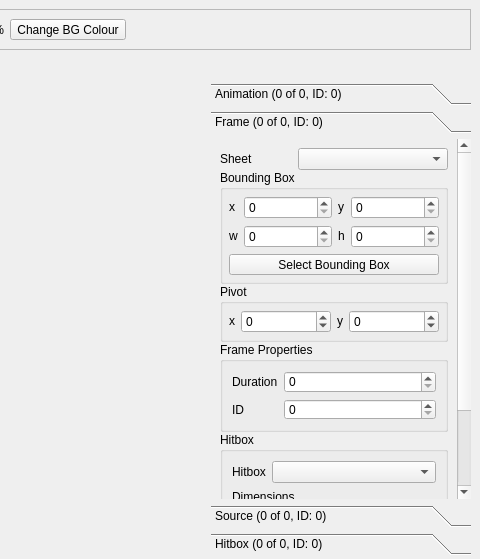
RSDKModding/RetroED, file RetroEDv2/tools/animationeditor.ui: the form before one commit; both pictures show x 686 to 1166 and y 0 to 559 of the 1166 by 766 pixel window.
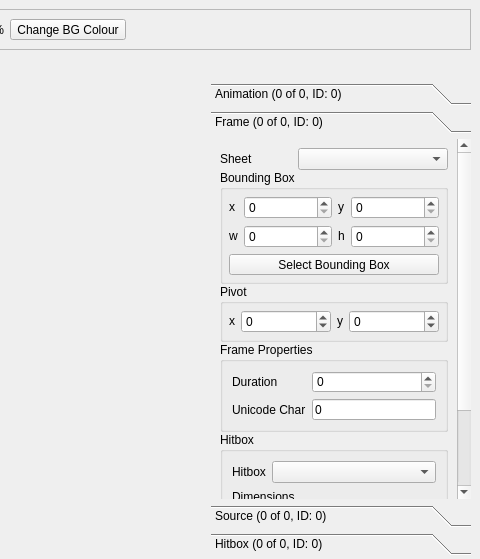
The form after the commit. Icons and pictures are not drawn.

What changed in the file:
```diff
--- a/RetroEDv2/tools/animationeditor.ui
+++ b/RetroEDv2/tools/animationeditor.ui
@@ -757,7 +757,7 @@
       <property name="geometry">
        <rect>
         <x>0</x>
-        <y>-117</y>
+        <y>0</y>
         <width>246</width>
         <height>464</height>
        </rect>
@@ -1216,26 +1216,17 @@
                 <item row="1" column="0">
                  <widget class="QLabel" name="label_25">
                   <property name="text">
-                   <string>ID</string>
+                   <string>Unicode Char</string>
                   </property>
                  </widget>
                 </item>
                 <item row="1" column="1">
-                 <widget class="QSpinBox" name="id">
-                  <property name="maximumSize">
-                   <size>
-                    <width>16777215</width>
-                    <height>16777215</height>
-                   </size>
+                 <widget class="QLineEdit" name="id">
+                  <property name="text">
+                   <string>0</string>
                   </property>
-                  <property name="toolTip">
-                   <string>&lt;html&gt;&lt;head/&gt;&lt;body&gt;&lt;p&gt;the frame's ID, this is a general purpose value that serves to identify frames in occasions when needed (eg: drawString uses it to find what character to match to each frame), can be used as &amp;quot;behaviour&amp;quot; if really needed&lt;/p&gt;&lt;/body&gt;&lt;/html&gt;</string>
-                  </property>
-                  <property name="minimum">
-                   <number>0</number>
-                  </property>
-                  <property name="maximum">
-                   <number>65535</number>
+                  <property name="maxLength">
+                   <number>1</number>
                   </property>
                  </widget>
                 </item>
```
